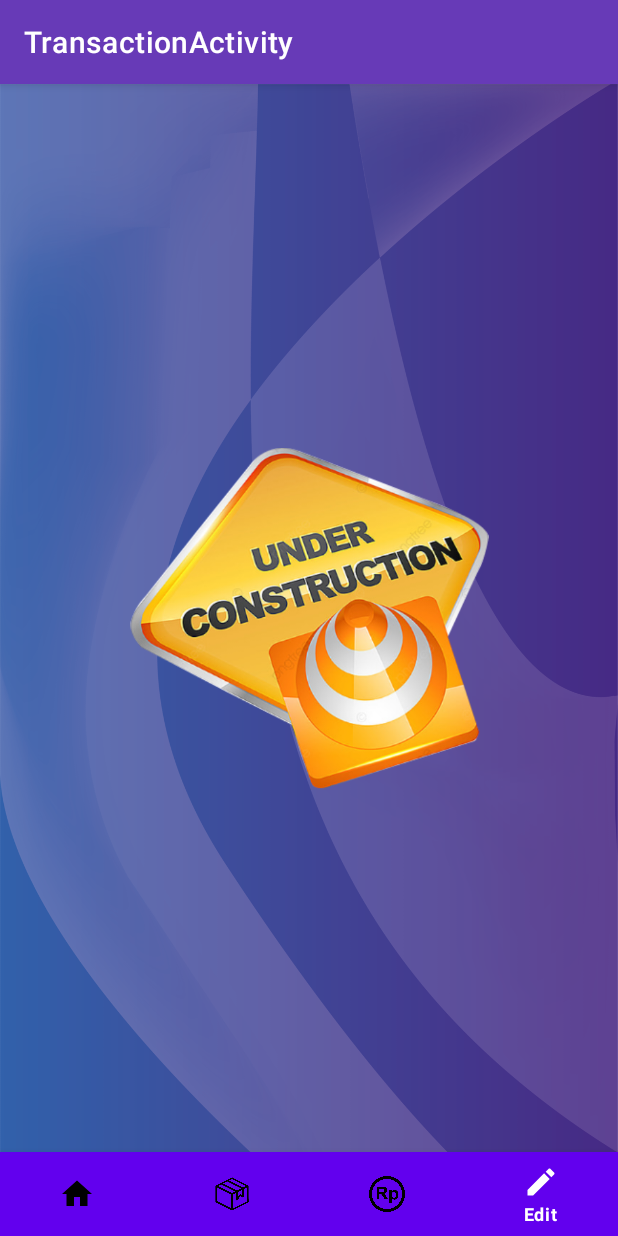
After one commit to Arrayani/TransactionActivity, an Android app: the EditTransaksi screen opened directly, with no data from a screen before it, on a phone screen of 412 x 824 dp. The commit adds this screen. Run offline under Robolectric (Android 15) with nearby library versions, the phone set to English and light mode, and no system bars.

Commit message:
Initial commit

```diff
--- /dev/null
+++ b/app/src/main/java/academy/learnprogramming/EditTransaksi.kt
@@ -0,0 +1,60 @@
+package academy.learnprogramming
+
+import android.content.Intent
+import androidx.appcompat.app.AppCompatActivity
+import android.os.Bundle
+import android.view.MenuItem
+import com.google.android.material.bottomnavigation.BottomNavigationView
+import com.google.android.material.navigation.NavigationBarView
+import com.google.android.material.navigation.NavigationView
+
+class EditTransaksi : AppCompatActivity() {
+    private lateinit var   bottomNavigationView: BottomNavigationView
+    override fun onCreate(savedInstanceState: Bundle?) {
+        super.onCreate(savedInstanceState)
+        setContentView(R.layout.activity_edit_transaksi)
+
+        navigasiBawah()
+    }
+
+    private fun navigasiBawah() {
+        bottomNavigationView = findViewById(R.id.bottom_navigation)
+        bottomNavigationView.selectedItemId = R.id.editTransaksi
+
+        bottomNavigationView.setOnItemSelectedListener (object:
+            NavigationView.OnNavigationItemSelectedListener,
+            NavigationBarView.OnItemSelectedListener {
+            override fun onNavigationItemSelected(item: MenuItem): Boolean {
+                when (item.itemId) {
+                    R.id.home -> {
+                        startActivity(Intent(applicationContext, HomeActivity::class.java))
+                        overridePendingTransition(0, 0)
+                        return true
+                    }
+
+                    R.id.inputItem ->{
+                        startActivity(Intent(applicationContext, InputItem::class.java))
+                        overridePendingTransition(0, 0)
+                        return true
+                    }
+
+                    R.id.transaksi ->{
+                        startActivity(Intent(applicationContext, TransactionActivity::class.java))
+                        overridePendingTransition(0, 0)
+                        return true
+                    }
+
+                    R.id.editTransaksi ->{
+                        startActivity(Intent(applicationContext, EditTransaksi::class.java))
+                        overridePendingTransition(0, 0)
+                        return true
+                    }
+
+
+                }
+                return false
+            }
+        })
+
+    }
+}
--- a/app/src/main/java/academy/learnprogramming/utils/InputAdapter.kt
+++ b/app/src/main/java/academy/learnprogramming/utils/InputAdapter.kt
@@ -86,6 +86,7 @@
 
     interface ClickListener{
         fun ClickedItem(barang:Barang)
+
     }
 
     fun deciformat(terimaString:String):String {
--- /dev/null
+++ b/app/src/main/res/layout/activity_edit_transaksi.xml
@@ -0,0 +1,32 @@
+<?xml version="1.0" encoding="utf-8"?>
+<androidx.constraintlayout.widget.ConstraintLayout xmlns:android="http://schemas.android.com/apk/res/android"
+    xmlns:app="http://schemas.android.com/apk/res-auto"
+    xmlns:tools="http://schemas.android.com/tools"
+    android:layout_width="match_parent"
+    android:layout_height="match_parent"
+    android:background="@drawable/notadigital"
+    tools:context=".EditTransaksi">
+
+    <com.google.android.material.bottomnavigation.BottomNavigationView
+        android:id="@+id/bottom_navigation"
+        android:layout_width="match_parent"
+        android:layout_height="wrap_content"
+        app:itemBackground="@color/purple_500"
+        app:itemIconTint="@drawable/selector"
+        app:itemTextColor="@drawable/selector"
+        app:layout_constraintBottom_toBottomOf="parent"
+        app:menu="@menu/menu_navigation"
+        tools:layout_editor_absoluteX="0dp" />
+
+    <ImageView
+        android:layout_width="311dp"
+        android:layout_height="227dp"
+        android:src="@drawable/ic_underconstruction"
+        app:layout_constraintBottom_toTopOf="@+id/bottom_navigation"
+        app:layout_constraintEnd_toEndOf="parent"
+        app:layout_constraintHorizontal_bias="0.5"
+        app:layout_constraintStart_toStartOf="parent"
+        app:layout_constraintTop_toTopOf="parent"
+        android:contentDescription="hanya filler" />
+
+</androidx.constraintlayout.widget.ConstraintLayout>
```
Also changed, not shown: app/src/main/AndroidManifest.xml (+11 -2 lines), app/src/main/java/academy/learnprogramming/HomeActivity.kt (added, +58 -0 lines), app/src/main/java/academy/learnprogramming/InputItem.kt (added, +57 -0 lines), app/src/main/java/academy/learnprogramming/TransactionActivity.kt (+46 -1 lines), app/src/main/res/layout/activity_home.xml (added, +31 -0 lines), app/src/main/res/layout/activity_input_item.xml (added, +32 -0 lines), app/src/main/res/drawable-v24/ic_underconstruction.png (added).
